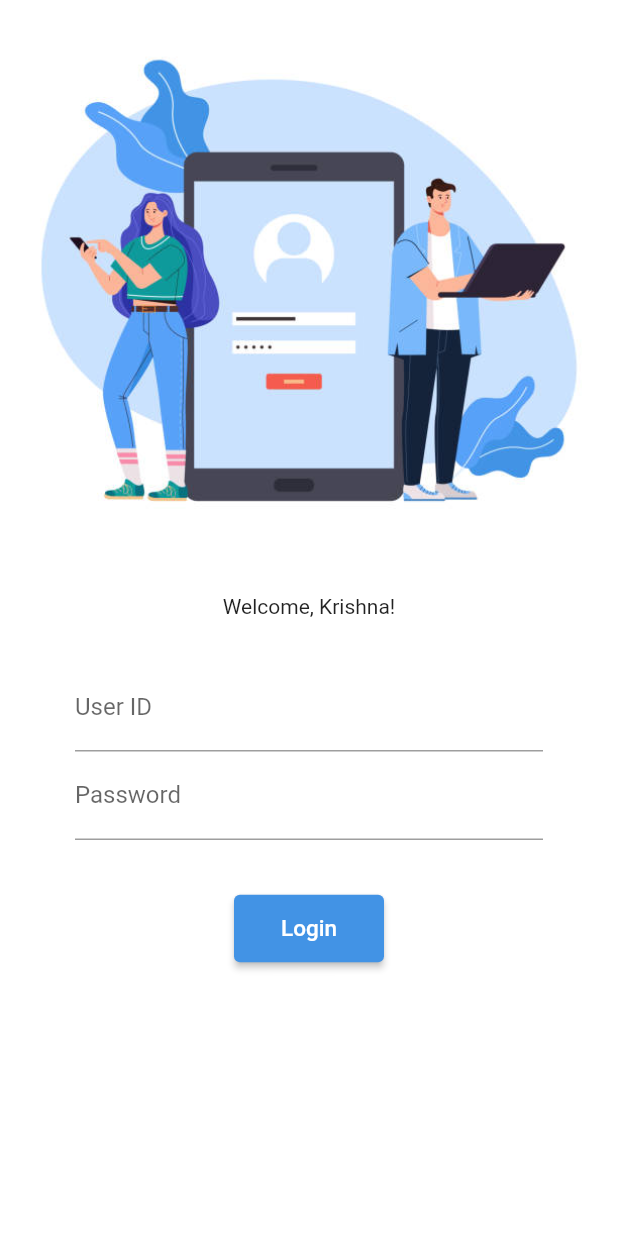
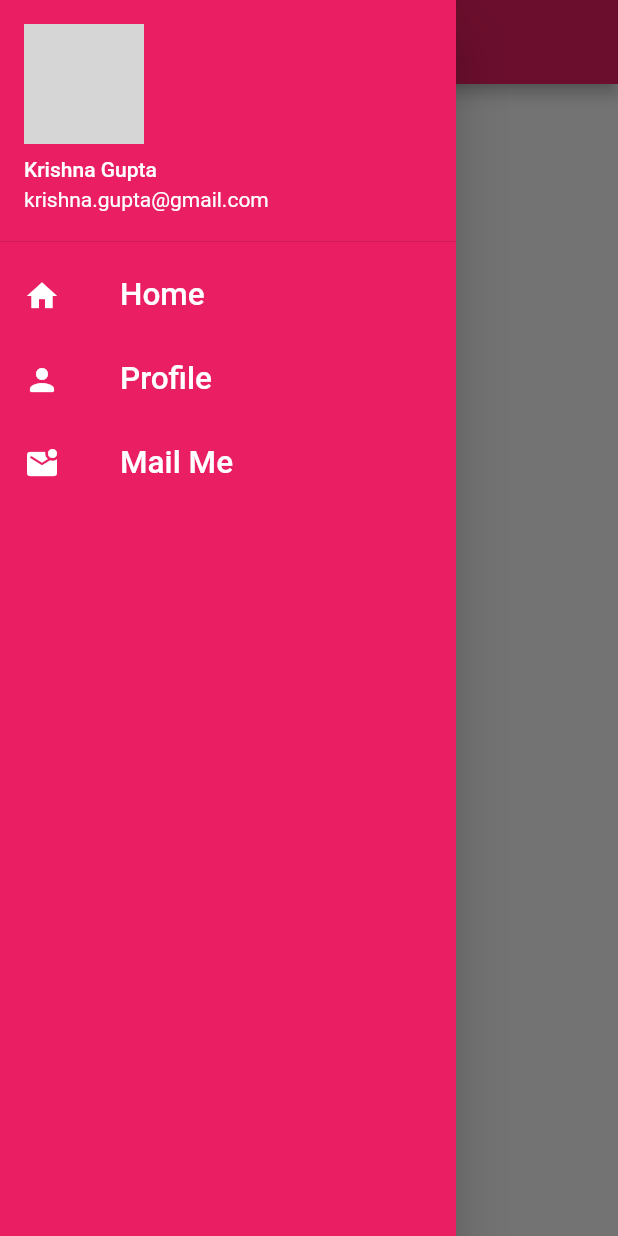
Before and after one commit to iamkrishnagupta/CatalogueUI, a Flutter app: the screen it shows after launch, with the side drawer open (before the commit the screen has no drawer), on a phone screen of 412 x 824 dp. Run offline on Flutter 3.47's test engine with Material 2 defaults, Android fonts, the phone set to English and light mode, and no system bars; network calls fail; grey boxes are pictures that could not be loaded.

```diff
--- a/lib/main.dart
+++ b/lib/main.dart
@@ -16,9 +16,12 @@ class MainApp extends StatelessWidget {
   Widget build(BuildContext context) {
     return MaterialApp(
       debugShowCheckedModeBanner: false,
+      theme: ThemeData(
+        primarySwatch: Colors.pink,
+      ),
       // home: HomeScreen(),
       routes: {
-        "/": (context) => const LoginScreen(),
+        "/": (context) => const HomeScreen(),
         //if we use this (default route, means we have to remove home: from top, because we can't repeat)
         MyRoutes.loginRoute: (context) => const LoginScreen(),
         MyRoutes.homeRoute: (context) => const HomeScreen(),
--- a/lib/screens/homescreen.dart
+++ b/lib/screens/homescreen.dart
@@ -1,17 +1,18 @@
 import 'package:flutter/material.dart';
+import '../widgets/drawer.dart';
 
 class HomeScreen extends StatelessWidget {
   const HomeScreen({super.key});
-  static const myColor = Color.fromARGB(255, 107, 92, 152);
+
   @override
   Widget build(BuildContext context) {
     return Scaffold(
       appBar: AppBar(
         title: const Text("Catalogue App"),
         centerTitle: true,
-        backgroundColor: myColor,
+
       ),
-      drawer: const Drawer(),
+      drawer: const DrawerWidget(),
       body: const Center(
         child: Text("Welcome 2 Catalogue!"),
       ),
--- /dev/null
+++ b/lib/widgets/drawer.dart
@@ -0,0 +1,77 @@
+// ignore_for_file: prefer_const_literals_to_create_immutables, prefer_const_constructors, unused_local_variable
+
+import 'package:flutter/cupertino.dart';
+import 'package:flutter/material.dart';
+
+class DrawerWidget extends StatelessWidget {
+  const DrawerWidget({super.key});
+
+  @override
+  Widget build(BuildContext context) {
+    const imageURL =
+        'https://avatars.githubusercontent.com/u/108782234?s=40&v=4';
+    return Drawer(
+      backgroundColor: Colors.pink,
+      child: ListView(
+        padding: EdgeInsets.zero,
+        children: [
+          DrawerHeader(
+            padding: EdgeInsets.zero,
+            child: UserAccountsDrawerHeader(
+              margin: EdgeInsets.zero,
+              accountName: Text('Krishna Gupta'),
+              accountEmail: Text('krishna.gupta@gmail.com'),
+              currentAccountPicture: CircleAvatar(
+                backgroundImage: NetworkImage(imageURL),
+              ),
+              currentAccountPictureSize: Size(80, 80),
+            ),
+          ),
+          ListTile(
+            leading: Icon(
+              Icons.home,
+              color: Colors.white,
+            ),
+            title: Padding(
+              padding: const EdgeInsets.all(8.0),
+              child: Text(
+                'Home',
+                textScaleFactor: 1.5,
+                style: TextStyle(color: Colors.white),
+              ),
+            ),
+          ),
+          ListTile(
+            leading: Icon(
+              Icons.person_rounded,
+              color: Colors.white,
+            ),
+            title: Padding(
+              padding: const EdgeInsets.all(8.0),
+              child: Text(
+                'Profile',
+                textScaleFactor: 1.5,
+                style: TextStyle(color: Colors.white),
+              ),
+            ),
+          ),
+          ListTile(
+            leading: Icon(
+              Icons.mark_email_unread_rounded,
+              color: Colors.white,
+            ),
+            title: Padding(
+              padding: const EdgeInsets.all(8.0),
+              child: Text(
+                'Mail Me',
+                textScaleFactor: 1.5,
+                style: TextStyle(color: Colors.white),
+              ),
+            ),
+          ),
+
+        ],
+      ),
+    );
+  }
+}
```
Also changed, not shown: lib/models/catalogue.dart (added, +27 -0 lines), lib/screens/loginscreen.dart (+37 -3 lines).
